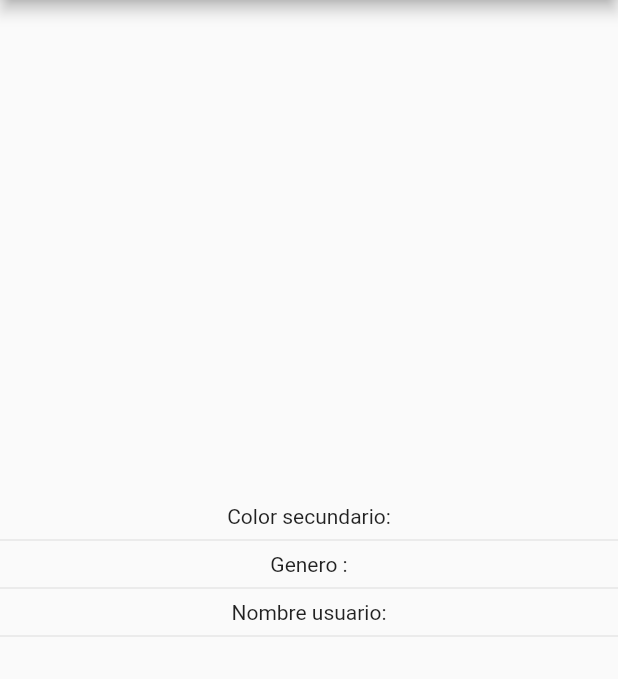
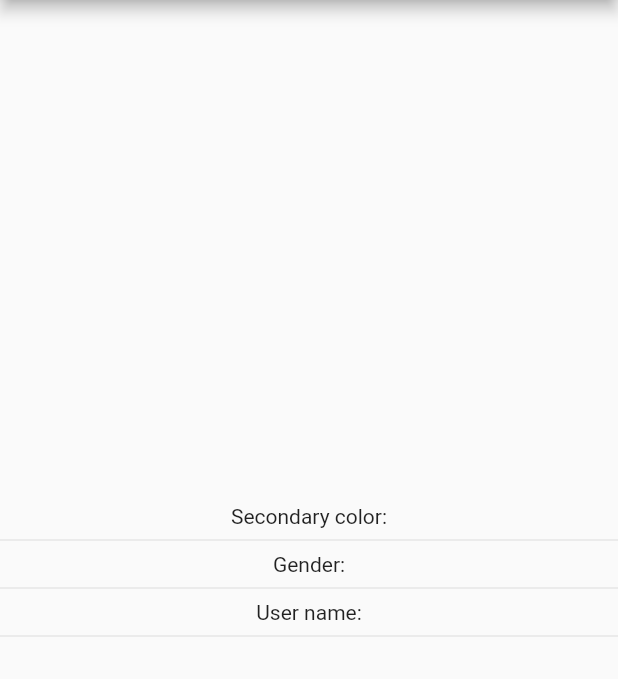
Before and after one commit to CodingCarnage/CursoFlutter_FH_preferencias_usuario, a Flutter app: the screen it shows after launch, on a phone screen of 412 x 824 dp, the part 84-763 px from its top. Run offline on Flutter 3.47's test engine with Material 2 defaults, Android fonts, the phone set to English and light mode, and no system bars.

Commit message:
Se cambio el texto por default en varios Text widgets.

```diff
--- a/lib/src/pages/home_page.dart
+++ b/lib/src/pages/home_page.dart
@@ -16,12 +16,12 @@ class HomePage extends StatelessWidget {
       drawer: MenuWidget(),
       body: Column(
         mainAxisAlignment: MainAxisAlignment.center,
-        children: <Widget>[
-          const Text('Color secundario:'),
+        children: const <Widget>[
+          const Text('Secondary color:'),
           const Divider(),
-          const Text('Genero :'),
+          const Text('Gender:'),
           const Divider(),
-          const Text('Nombre usuario:'),
+          const Text('User name:'),
           const Divider(),
         ],
       ),
```
